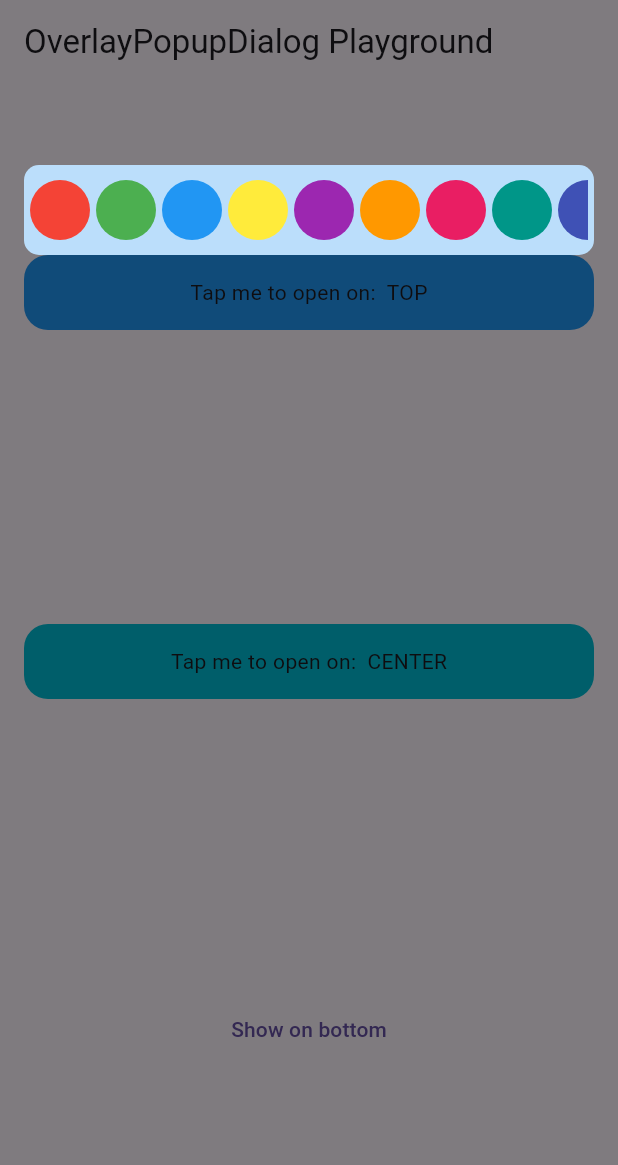
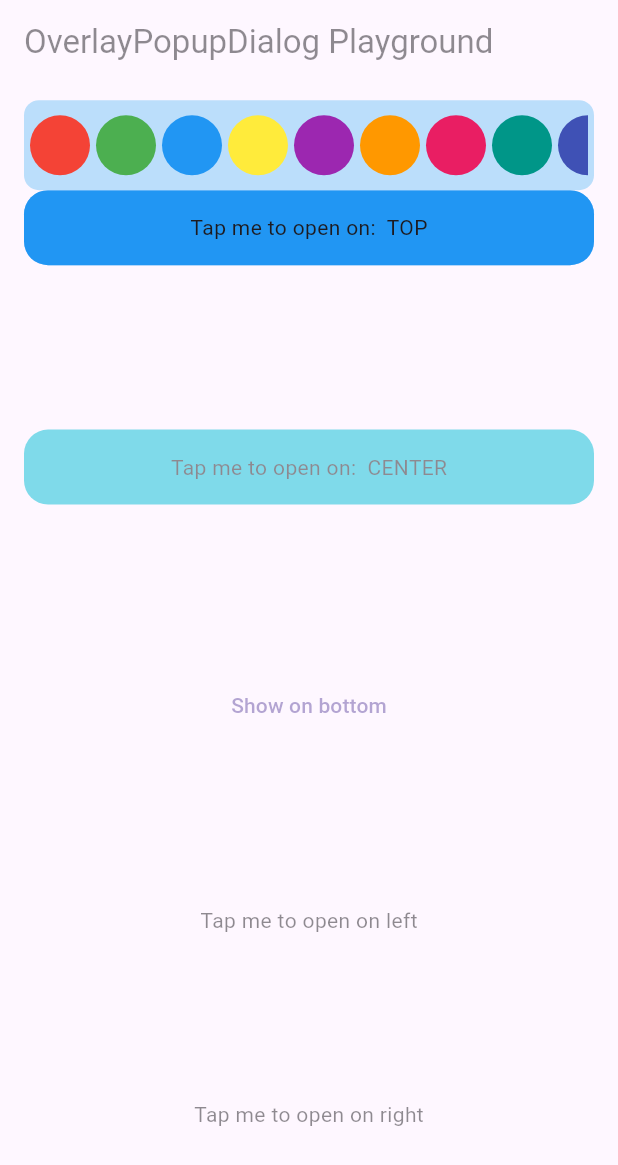
Before and after one commit to metekaganmusaak/overlay_popup_dialog, a Flutter app: the screen it shows after launch, after a tap on an icon or button, on a phone screen of 412 x 824 dp. Shown: the top 1165 px of the screen. Run offline on Flutter 3.47's test engine with Material 3 defaults, Android fonts, the phone set to English and light mode, and no system bars.

Commit message:
update overlay popup dialog
- AnimationDirection enum added.
- 2 more OverlayLocation, left and right added.
- Highlight child feature added.

```diff
--- a/example/lib/main.dart
+++ b/example/lib/main.dart
@@ -75,7 +75,10 @@ class _HomePageState extends State<HomePage> {
             // OverlayPopupDialog with top location.
             OverlayPopupDialog(
               overlayLocation: OverlayLocation.top,
+              animationDirection: AnimationDirection.topToBottom,
+              animationDuration: const Duration(milliseconds: 700),
               barrierDismissible: true,
+              highlightChildOnBarrier: true,
               popupDialogTheme: PopupDialogTheme(
                 padding: const EdgeInsets.all(4),
                 decoration: BoxDecoration(
@@ -99,39 +102,24 @@ class _HomePageState extends State<HomePage> {
               child: const ContainerWidget(location: OverlayLocation.top),
             ),
             // OverlayPopupDialog with on location.
-            OverlayPopupDialog(
+            const OverlayPopupDialog(
               overlayLocation: OverlayLocation.on,
-              popupDialogTheme: const PopupDialogTheme(
-                padding: EdgeInsets.symmetric(horizontal: 16, vertical: 16),
-                height: 400,
+              dialogChild: ColoredBox(
+                color: Colors.blueGrey,
+                child: Column(
+                  mainAxisSize: MainAxisSize.min,
+                  children: [
+                    Text('Select a color'),
+                  ],
+                ),
               ),
-              dialogChild: Column(
-                children: [
-                  Text(
-                    'Select a color',
-                    style: Theme.of(context).textTheme.titleLarge,
-                  ),
-                  const Divider(),
-                  Expanded(
-                    child: ListView.separated(
-                      padding: EdgeInsets.zero,
-                      separatorBuilder: (context, index) =>
-                          const SizedBox(height: 4),
-                      itemBuilder: (context, index) => CircleAvatar(
-                        backgroundColor: _colorList[index],
-                        radius: 20,
-                      ),
-                      itemCount: _colorList.length,
-                    ),
-                  ),
-                ],
-              ),
-              child: const ContainerWidget(location: OverlayLocation.on),
+              child: ContainerWidget(location: OverlayLocation.on),
             ),
             // OverlayPopupDialog with bottom location.
             OverlayPopupDialog(
               controller: _overlayController,
               barrierDismissible: false,
+              animationDirection: AnimationDirection.leftToRight,
               overlayLocation: OverlayLocation.bottom,
               popupDialogTheme: PopupDialogTheme(
                 decoration: BoxDecoration(
@@ -154,6 +142,27 @@ class _HomePageState extends State<HomePage> {
                 },
                 child: const Text('Show on bottom'),
               ),
+            ),
+            const OverlayPopupDialog(
+              overlayLocation: OverlayLocation.left,
+              animationDirection: AnimationDirection.rightToLeft,
+              animationDuration: Duration(seconds: 1),
+              popupDialogTheme: PopupDialogTheme(
+                rightMargin: 500,
+                leftMargin: 50,
+              ),
+              dialogChild: Text('Hello! there brow'),
+              child: Text('Tap me to open on left'),
+            ),
+            const OverlayPopupDialog(
+              overlayLocation: OverlayLocation.right,
+              animationDirection: AnimationDirection.bottomToTop,
+              animationDuration: Duration(seconds: 1),
+              popupDialogTheme: PopupDialogTheme(
+                rightMargin: 10,
+              ),
+              dialogChild: Text('Hello!'),
+              child: Text('Tap me to open on right'),
             ),
           ],
         ),
@@ -178,6 +187,8 @@ class ContainerWidget extends StatelessWidget {
           OverlayLocation.bottom => Colors.lime,
           OverlayLocation.top => Colors.blue,
           OverlayLocation.on => Colors.cyan,
+          OverlayLocation.left => Colors.red,
+          OverlayLocation.right => Colors.green,
         },
         borderRadius: BorderRadius.circular(16),
       ),
@@ -185,6 +196,8 @@ class ContainerWidget extends StatelessWidget {
         OverlayLocation.bottom => '$text BOTTOM',
         OverlayLocation.top => '$text TOP',
         OverlayLocation.on => '$text CENTER',
+        OverlayLocation.left => '$text LEFT',
+        OverlayLocation.right => '$text RIGHT',
       }),
     );
   }
--- a/lib/src/overlay_popup_dialog.dart
+++ b/lib/src/overlay_popup_dialog.dart
@@ -1,3 +1,4 @@
+// ignore_for_file: public_member_api_docs, sort_constructors_first
 import 'package:flutter/material.dart';
 
 ///
@@ -6,7 +7,17 @@ import 'package:flutter/material.dart';
 enum OverlayLocation {
   top,
   bottom,
+  left,
+  right,
   on;
+}
+
+/// Customize animation direction for the OverlayPopupDialog widget.
+enum AnimationDirection {
+  leftToRight,
+  rightToLeft,
+  topToBottom,
+  bottomToTop;
 }
 
 ///
@@ -98,6 +109,10 @@ class OverlayPopupDialog extends StatefulWidget {
     this.barrierDismissible = true,
     this.popupDialogTheme,
     this.controller,
+    this.animationDirection,
+    this.animationDuration = kThemeAnimationDuration,
+    this.highlightChildOnBarrier = false,
+    this.constraints,
   });
 
   ///
@@ -140,6 +155,16 @@ class OverlayPopupDialog extends StatefulWidget {
   ///
   final OverlayPopupDialogController? controller;
 
+  ///
+  /// This boolean value determines whether the child widget will be highlighted
+  /// when the dialog is displayed. The default value is [false].
+  ///
+  final bool highlightChildOnBarrier;
+
+  final AnimationDirection? animationDirection;
+  final Duration animationDuration;
+  final BoxConstraints? constraints;
+
   @override
   State<OverlayPopupDialog> createState() => _OverlayPopupDialogState();
 }
@@ -152,6 +177,7 @@ class _OverlayPopupDialogState extends State<OverlayPopupDialog>
   OverlayEntry? _overlayEntry;
 
   final GlobalKey _childKey = GlobalKey();
+  final GlobalKey _dialogKey = GlobalKey();
 
   @override
   void initState() {
@@ -159,7 +185,7 @@ class _OverlayPopupDialogState extends State<OverlayPopupDialog>
 
     _animationController = AnimationController(
       vsync: this,
-      duration: kThemeAnimationDuration,
+      duration: widget.animationDuration,
     );
 
     _fadeAnimation = Tween<double>(
@@ -170,19 +196,41 @@ class _OverlayPopupDialogState extends State<OverlayPopupDialog>
       curve: Curves.easeInOut,
     ));
 
-    _slideAnimation = Tween<double>(
-      begin: -20.0,
-      end: 0.0,
-    ).animate(CurvedAnimation(
-      parent: _animationController,
-      curve: Curves.easeOutCubic,
-    ));
+    // Animasyon yönüne göre başlangıç ve bitiş değerlerini ayarlayalım
+    _slideAnimation = _getSlideAnimation();
 
     // Bind to callbacks to access the show and hide methods of the controller.
     widget.controller?._bindCallbacks(
       showCallback: () => _showOverlay(context),
       hideCallback: _removeOverlay,
     );
+  }
+
+  Animation<double> _getSlideAnimation() {
+    final defaultDirection = switch (widget.overlayLocation) {
+      OverlayLocation.top => AnimationDirection.bottomToTop,
+      OverlayLocation.bottom => AnimationDirection.topToBottom,
+      OverlayLocation.left => AnimationDirection.rightToLeft,
+      OverlayLocation.right => AnimationDirection.leftToRight,
+      OverlayLocation.on => AnimationDirection.topToBottom,
+    };
+
+    final direction = widget.animationDirection ?? defaultDirection;
+
+    final double begin = switch (direction) {
+      AnimationDirection.leftToRight => -100.0,
+      AnimationDirection.rightToLeft => 100.0,
+      AnimationDirection.topToBottom => -100.0,
+      AnimationDirection.bottomToTop => 100.0,
+    };
+
+    return Tween<double>(
+      begin: begin,
+      end: 0.0,
+    ).animate(CurvedAnimation(
+      parent: _animationController,
+      curve: Curves.easeOutCubic,
+    ));
   }
 
   @override
@@ -199,6 +247,9 @@ class _OverlayPopupDialogState extends State<OverlayPopupDialog>
     final renderBox = _childKey.currentContext!.findRenderObject() as RenderBox;
     final childPosition = renderBox.localToGlobal(Offset.zero);
     final childSize = renderBox.size;
+    final screenSize = MediaQuery.of(context).size;
+
+    final popupDialogHeight = widget.popupDialogTheme?.height ?? kToolbarHeight;
 
     _overlayEntry = OverlayEntry(
       builder: (context) {
@@ -217,42 +268,85 @@ class _OverlayPopupDialogState extends State<OverlayPopupDialog>
                         }
                       },
                       child: ColoredBox(
-                        color: Colors.black.withOpacity(
+                        color: Theme.of(context)
+                            .scaffoldBackgroundColor
+                            .withOpacity(
                               _fadeAnimation.value * 0.5,
                             ),
+                      ),
+                    ),
+                  ),
+                  // Tıklanan widget'ı overlay'de yeniden çiz
+                  Positioned(
+                    top: childPosition.dy,
+                    left: childPosition.dx,
+                    child: GestureDetector(
+                      onTap: () {
+                        if (widget.barrierDismissible) {
+                          _removeOverlay();
+                        }
+                      },
+                      child: SizedBox(
+                        width: childSize.width,
+                        height: childSize.height,
+                        child: widget.child,
                       ),
                     ),
                   ),
                   Positioned(
                     top: switch (widget.overlayLocation) {
                       OverlayLocation.top => childPosition.dy -
-                          (widget.popupDialogTheme?.height ?? kToolbarHeight) +
-                          _slideAnimation.value,
-                      OverlayLocation.on => childPosition.dy +
-                          (kToolbarHeight / 2) -
-                          ((widget.popupDialogTheme?.height ?? kToolbarHeight) /
-                              2) -
-                          (childSize.height / 2) -
-                          _slideAnimation.value,
+                          popupDialogHeight +
+                          _slideAnimation.value *
+                              (widget.animationDirection ==
+                                      AnimationDirection.bottomToTop
+                                  ? 1
+                                  : -1),
                       OverlayLocation.bottom => childPosition.dy +
                           childSize.height +
                           _slideAnimation.value,
+                      OverlayLocation.left ||
+                      OverlayLocation.right =>
+                        childPosition.dy + _slideAnimation.value,
+                      OverlayLocation.on => childPosition.dy +
+                          ((childSize.height - popupDialogHeight) / 2),
                     },
-                    left: widget.popupDialogTheme?.leftMargin ?? 0,
-                    right: widget.popupDialogTheme?.rightMargin ?? 0,
+                    left: switch (widget.overlayLocation) {
+                      OverlayLocation.left => childPosition.dx -
+                          (_getDialogSize()?.width ?? 0) +
+                          _slideAnimation.value -
+                          (widget.popupDialogTheme?.leftMargin ?? 0),
+                      OverlayLocation.right => childPosition.dx +
+                          childSize.width +
+                          _slideAnimation.value +
+                          (widget.popupDialogTheme?.rightMargin ?? 0),
+                      _ => widget.popupDialogTheme?.leftMargin ?? 0,
+                    },
+                    right: switch (widget.overlayLocation) {
+                      OverlayLocation.left || OverlayLocation.right => null,
+                      _ => widget.popupDialogTheme?.rightMargin ?? 0,
+                    },
                     child: Opacity(
                       opacity: _fadeAnimation.value,
+                      child: ConstrainedBox(
+                        constraints: widget.constraints ??
+                            BoxConstraints(
+                              maxWidth: screenSize.width,
+                              minWidth: 100,
+                            ),
                         child: Container(
+                          key: _dialogKey,
                           height: widget.popupDialogTheme?.height,
-                        width: double.infinity,
                           decoration: widget.popupDialogTheme?.decoration ??
                               BoxDecoration(
-                              color: Theme.of(context).scaffoldBackgroundColor,
+                                color:
+                                    Theme.of(context).scaffoldBackgroundColor,
                               ),
                           child: Padding(
                             padding: widget.popupDialogTheme?.padding ??
                                 EdgeInsets.zero,
                             child: widget.dialogChild,
+                          ),
                         ),
                       ),
                     ),
@@ -267,6 +361,15 @@ class _OverlayPopupDialogState extends State<OverlayPopupDialog>
 
     Overlay.of(context).insert(_overlayEntry!);
     _animationController.forward();
+  }
+
+  Size? _getDialogSize() {
+    if (_dialogKey.currentContext != null) {
+      final RenderBox renderBox =
+          _dialogKey.currentContext!.findRenderObject() as RenderBox;
+      return renderBox.size;
+    }
+    return null;
   }
 
   void _removeOverlay() {
```
Lines whose indentation alone changed are shown as unchanged.
